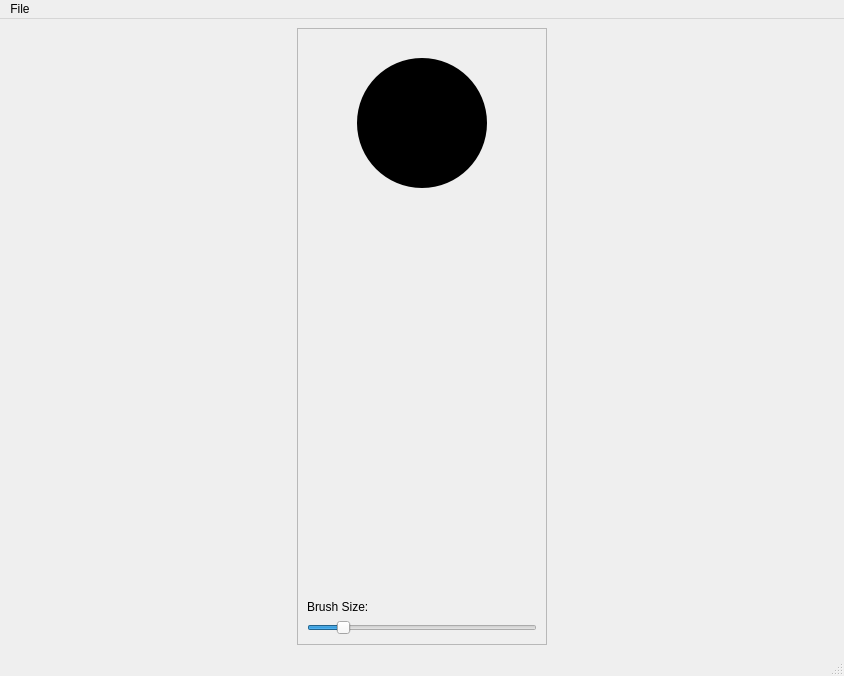
Above: UI/animation_creator.ui from Fliishy/Qt_Animation_Creator before the change. Below: the same form after it.
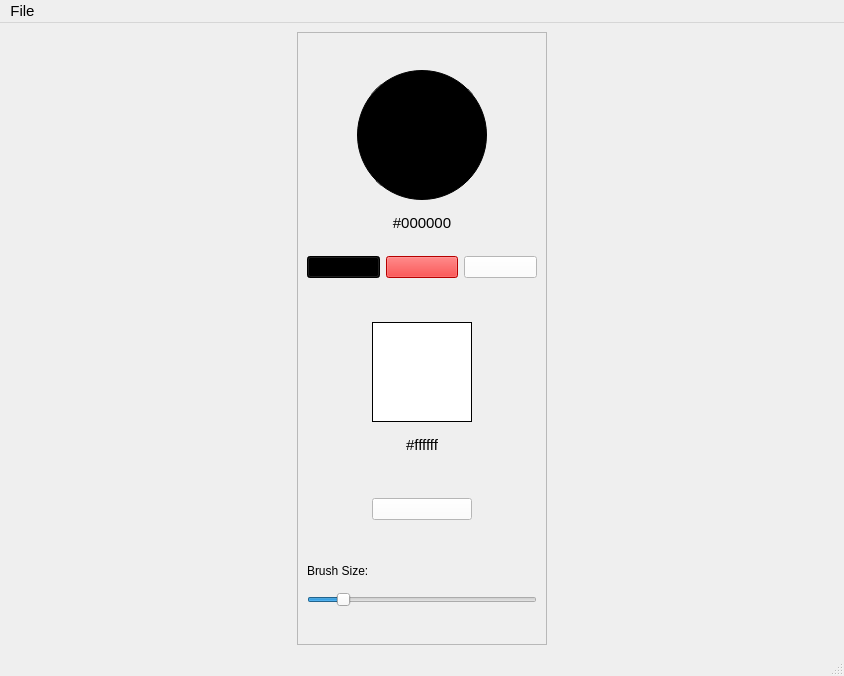
That is the form after the change.

Commit message: Added a background color picker. Added black, white, previous color, and eraser buttons. Minor visual changes

Patch:
```diff
--- a/UI/animation_creator.ui
+++ b/UI/animation_creator.ui
@@ -83,6 +83,7 @@
           <string notr="true">QLabel{
 	background-color: #000000;
 	border-radius: 65%;
+	border: 1px solid black;
 }</string>
          </property>
          <property name="text">
@@ -96,15 +97,199 @@
          </property>
         </widget>
        </item>
+       <item>
+        <widget class="QLabel" name="color_name_text">
+         <property name="sizePolicy">
+          <sizepolicy hsizetype="Preferred" vsizetype="Fixed">
+           <horstretch>0</horstretch>
+           <verstretch>0</verstretch>
+          </sizepolicy>
+         </property>
+         <property name="font">
+          <font>
+           <pointsize>11</pointsize>
+          </font>
+         </property>
+         <property name="text">
+          <string>#000000</string>
+         </property>
+         <property name="alignment">
+          <set>Qt::AlignCenter</set>
+         </property>
+        </widget>
+       </item>
+       <item>
+        <layout class="QHBoxLayout" name="h_layout_color_buttons" stretch="0,0,0">
+         <property name="sizeConstraint">
+          <enum>QLayout::SetDefaultConstraint</enum>
+         </property>
+         <property name="topMargin">
+          <number>10</number>
+         </property>
+         <item>
+          <widget class="QPushButton" name="pb_black_button">
+           <property name="styleSheet">
+            <string notr="true">QPushButton {
+	background-color: #000000;
+}</string>
+           </property>
+           <property name="text">
+            <string/>
+           </property>
+          </widget>
+         </item>
+         <item>
+          <widget class="QPushButton" name="pb_color_button">
+           <property name="styleSheet">
+            <string notr="true">QPushButton {
+	background-color: #ff0000;
+}</string>
+           </property>
+           <property name="text">
+            <string/>
+           </property>
+          </widget>
+         </item>
+         <item>
+          <widget class="QPushButton" name="pb_white_button">
+           <property name="styleSheet">
+            <string notr="true">QPushButton {
+	background-color: #ffffff;
+}</string>
+           </property>
+           <property name="text">
+            <string/>
+           </property>
+          </widget>
+         </item>
+        </layout>
+       </item>
+       <item>
+        <spacer name="verticalSpacer_3">
+         <property name="orientation">
+          <enum>Qt::Vertical</enum>
+         </property>
+         <property name="sizeType">
+          <enum>QSizePolicy::Minimum</enum>
+         </property>
+         <property name="sizeHint" stdset="0">
+          <size>
+           <width>20</width>
+           <height>30</height>
+          </size>
+         </property>
+        </spacer>
+       </item>
+       <item alignment="Qt::AlignHCenter">
+        <widget class="QLabel" name="background_picker">
+         <property name="sizePolicy">
+          <sizepolicy hsizetype="Fixed" vsizetype="Fixed">
+           <horstretch>0</horstretch>
+           <verstretch>0</verstretch>
+          </sizepolicy>
+         </property>
+         <property name="minimumSize">
+          <size>
+           <width>100</width>
+           <height>100</height>
+          </size>
+         </property>
+         <property name="mouseTracking">
+          <bool>true</bool>
+         </property>
+         <property name="contextMenuPolicy">
+          <enum>Qt::DefaultContextMenu</enum>
+         </property>
+         <property name="styleSheet">
+          <string notr="true">QLabel{
+	background-color: #ffffff;	
+	border: 1px solid black;
+}</string>
+         </property>
+         <property name="text">
+          <string/>
+         </property>
+         <property name="scaledContents">
+          <bool>false</bool>
+         </property>
+         <property name="alignment">
+          <set>Qt::AlignCenter</set>
+         </property>
+        </widget>
+       </item>
+       <item>
+        <widget class="QLabel" name="bg_color_text">
+         <property name="sizePolicy">
+          <sizepolicy hsizetype="Preferred" vsizetype="Fixed">
+           <horstretch>0</horstretch>
+           <verstretch>0</verstretch>
+          </sizepolicy>
+         </property>
+         <property name="font">
+          <font>
+           <pointsize>11</pointsize>
+          </font>
+         </property>
+         <property name="text">
+          <string>#ffffff</string>
+         </property>
+         <property name="alignment">
+          <set>Qt::AlignCenter</set>
+         </property>
+        </widget>
+       </item>
+       <item>
+        <spacer name="verticalSpacer_5">
+         <property name="orientation">
+          <enum>Qt::Vertical</enum>
+         </property>
+         <property name="sizeType">
+          <enum>QSizePolicy::Minimum</enum>
+         </property>
+         <property name="sizeHint" stdset="0">
+          <size>
+           <width>20</width>
+           <height>30</height>
+          </size>
+         </property>
+        </spacer>
+       </item>
+       <item alignment="Qt::AlignHCenter">
+        <widget class="QPushButton" name="pb_eraser">
+         <property name="sizePolicy">
+          <sizepolicy hsizetype="Fixed" vsizetype="Fixed">
+           <horstretch>0</horstretch>
+           <verstretch>0</verstretch>
+          </sizepolicy>
+         </property>
+         <property name="minimumSize">
+          <size>
+           <width>100</width>
+           <height>0</height>
+          </size>
+         </property>
+         <property name="styleSheet">
+          <string notr="true">QPushButton {
+	background-color: #ffffff;
+}</string>
+         </property>
+         <property name="text">
+          <string/>
+         </property>
+        </widget>
+       </item>
        <item>
         <spacer name="verticalSpacer">
          <property name="orientation">
           <enum>Qt::Vertical</enum>
          </property>
+         <property name="sizeType">
+          <enum>QSizePolicy::Minimum</enum>
+         </property>
          <property name="sizeHint" stdset="0">
           <size>
            <width>20</width>
-           <height>40</height>
+           <height>30</height>
           </size>
          </property>
         </spacer>
@@ -153,6 +338,22 @@
          </property>
         </widget>
        </item>
+       <item>
+        <spacer name="verticalSpacer_4">
+         <property name="orientation">
+          <enum>Qt::Vertical</enum>
+         </property>
+         <property name="sizeType">
+          <enum>QSizePolicy::Minimum</enum>
+         </property>
+         <property name="sizeHint" stdset="0">
+          <size>
+           <width>20</width>
+           <height>20</height>
+          </size>
+         </property>
+        </spacer>
+       </item>
       </layout>
      </widget>
     </item>
@@ -164,9 +365,14 @@
      <x>0</x>
      <y>0</y>
      <width>844</width>
-     <height>20</height>
+     <height>22</height>
     </rect>
    </property>
+   <property name="font">
+    <font>
+     <pointsize>11</pointsize>
+    </font>
+   </property>
    <widget class="QMenu" name="menuFile">
     <property name="title">
      <string>File</string>
```
Left out of the diff: 17 changed lines with no effect on the pictures. The commit also changes 5 other files.
